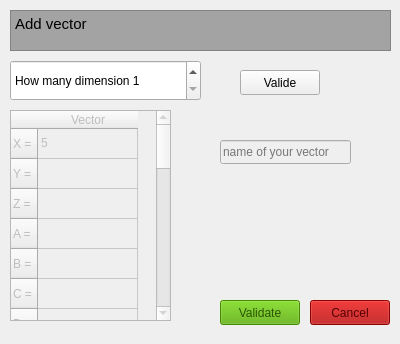
The window that Affichage/addvectwindow.ui (Samy206/Evaluation_vectorielle) describes before a commit, drawn with Qt 5.
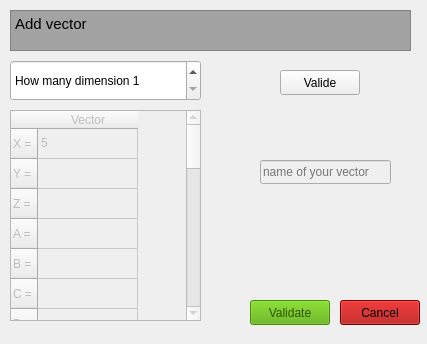
The same window after the commit.

Patch:
```diff
--- a/Affichage/addvectwindow.ui
+++ b/Affichage/addvectwindow.ui
@@ -6,10 +6,22 @@
    <rect>
     <x>0</x>
     <y>0</y>
-    <width>400</width>
+    <width>427</width>
     <height>344</height>
    </rect>
   </property>
+  <property name="minimumSize">
+   <size>
+    <width>427</width>
+    <height>344</height>
+   </size>
+  </property>
+  <property name="maximumSize">
+   <size>
+    <width>427</width>
+    <height>344</height>
+   </size>
+  </property>
   <property name="windowTitle">
    <string>Add Vector Window</string>
   </property>
@@ -24,7 +36,7 @@
     <rect>
      <x>10</x>
      <y>110</y>
-     <width>161</width>
+     <width>191</width>
      <height>211</height>
     </rect>
    </property>
@@ -173,7 +185,7 @@
    </property>
    <property name="geometry">
     <rect>
-     <x>220</x>
+     <x>250</x>
      <y>300</y>
      <width>80</width>
      <height>25</height>
@@ -645,11 +657,11 @@
   </widget>
   <widget class="QPushButton" name="Button_cancel_2">
    <property name="enabled">
-    <bool>false</bool>
+    <bool>true</bool>
    </property>
    <property name="geometry">
     <rect>
-     <x>310</x>
+     <x>340</x>
      <y>300</y>
      <width>80</width>
      <height>25</height>
@@ -1104,7 +1116,7 @@
   <widget class="QPushButton" name="Button_valide1">
    <property name="geometry">
     <rect>
-     <x>240</x>
+     <x>280</x>
      <y>70</y>
      <width>80</width>
      <height>25</height>
@@ -1138,7 +1150,7 @@
     <rect>
      <x>10</x>
      <y>10</y>
-     <width>381</width>
+     <width>401</width>
      <height>41</height>
     </rect>
    </property>
@@ -1598,8 +1610,8 @@
    </property>
    <property name="geometry">
     <rect>
-     <x>220</x>
-     <y>140</y>
+     <x>260</x>
+     <y>160</y>
      <width>131</width>
      <height>24</height>
     </rect>
```
